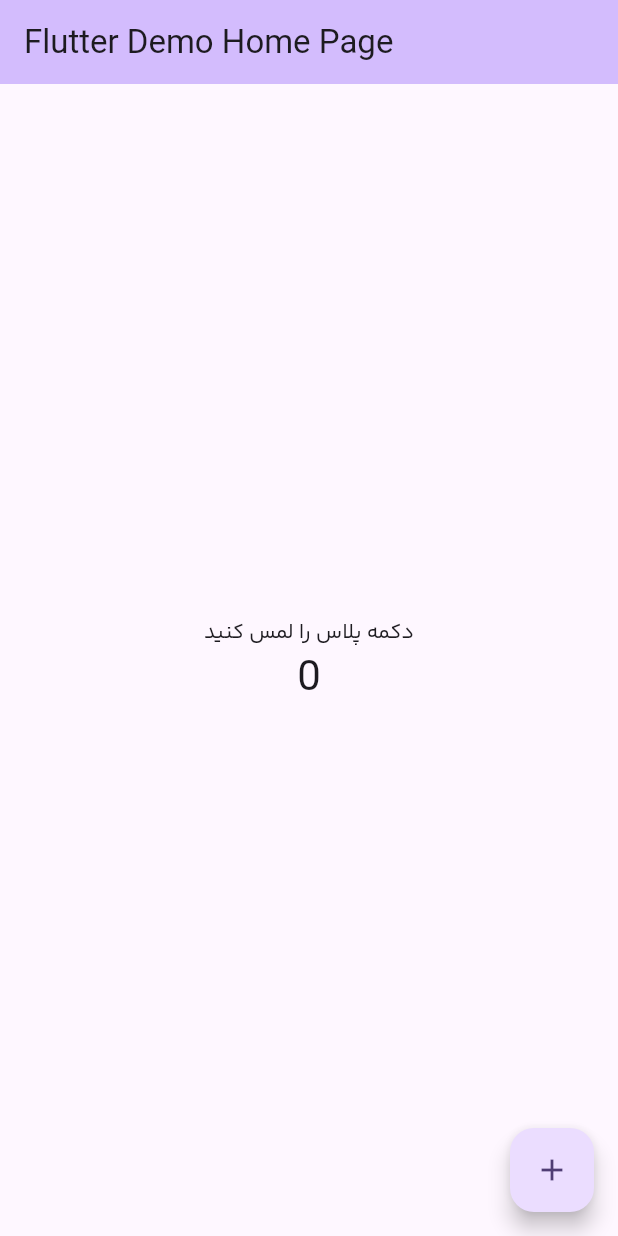
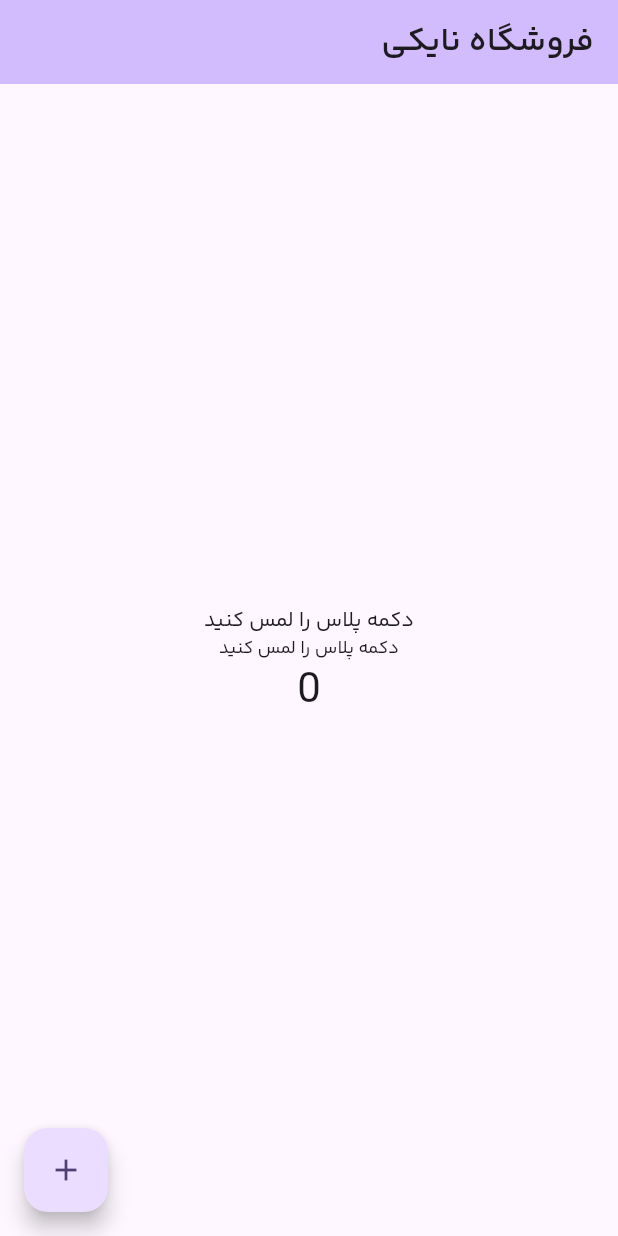
Before and after one commit to aminesmkhani/ecommerce-apk, a Flutter app: the screen it shows after launch, on a phone screen of 412 x 824 dp. Run offline on Flutter 3.47's test engine with Material 3 defaults, Android fonts, the phone set to English and light mode, and no system bars.

Commit message:
add typograpy and all theme direction to rtl!

```diff
--- a/lib/main.dart
+++ b/lib/main.dart
@@ -10,6 +10,7 @@ class MyApp extends StatelessWidget {
   // This widget is the root of your application.
   @override
   Widget build(BuildContext context) {
+    final defaultTextStyle = TextStyle(fontFamily: 'Bakh');
     return MaterialApp(
       title: 'Flutter Demo',
       theme: ThemeData(
@@ -29,10 +30,16 @@ class MyApp extends StatelessWidget {
         // This works for code too, not just values: Most code changes can be
         // tested with just a hot reload.
         colorScheme: ColorScheme.fromSeed(seedColor: Colors.deepPurple),
-        textTheme: TextTheme(bodyMedium: TextStyle(fontFamily: 'Bakh')),
+        textTheme: TextTheme(
+          bodyMedium: defaultTextStyle,
+          titleLarge: defaultTextStyle.copyWith(fontWeight: FontWeight.bold),
+          bodySmall: defaultTextStyle
+          ),
         useMaterial3: true,
       ),
-      home: const MyHomePage(title: 'Flutter Demo Home Page'),
+      home: Directionality(
+        textDirection: TextDirection.rtl,
+        child: MyHomePage(title: 'فروشگاه نایکی')),
     );
   }
 }
@@ -106,8 +113,12 @@ class _MyHomePageState extends State<MyHomePage> {
           // wireframe for each widget.
           mainAxisAlignment: MainAxisAlignment.center,
           children: <Widget>[
-            const Text(
+            Text(
               'دکمه پلاس را لمس کنید',
+            ),
+             Text(
+              'دکمه پلاس را لمس کنید',
+              style: Theme.of(context).textTheme.bodySmall,
             ),
             Text(
               '$_counter',
```
